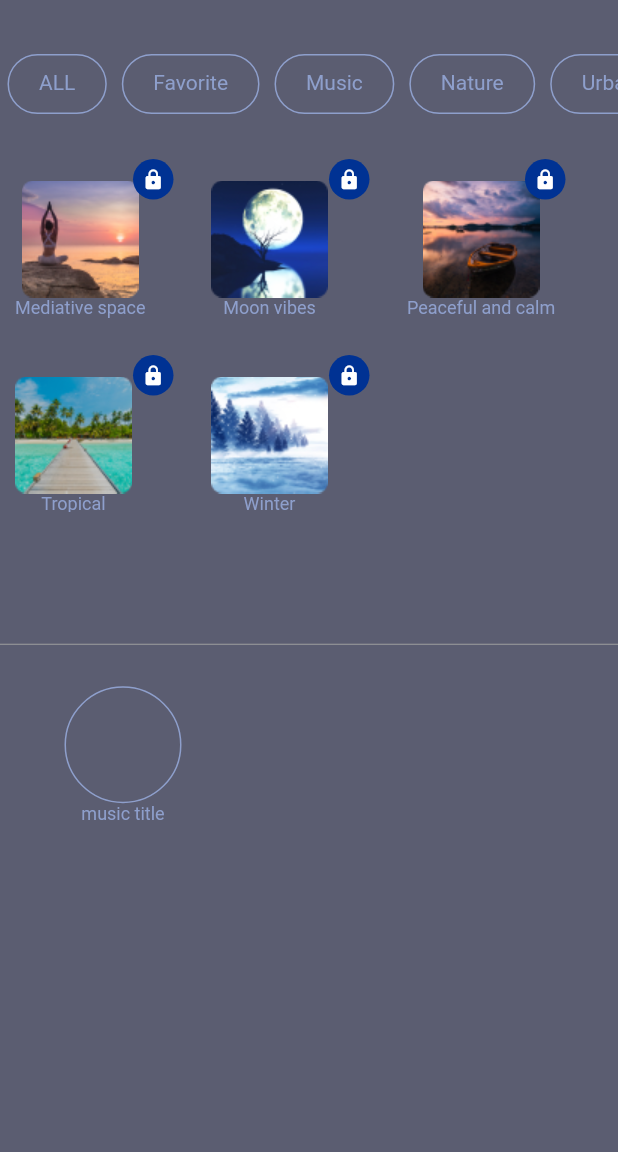
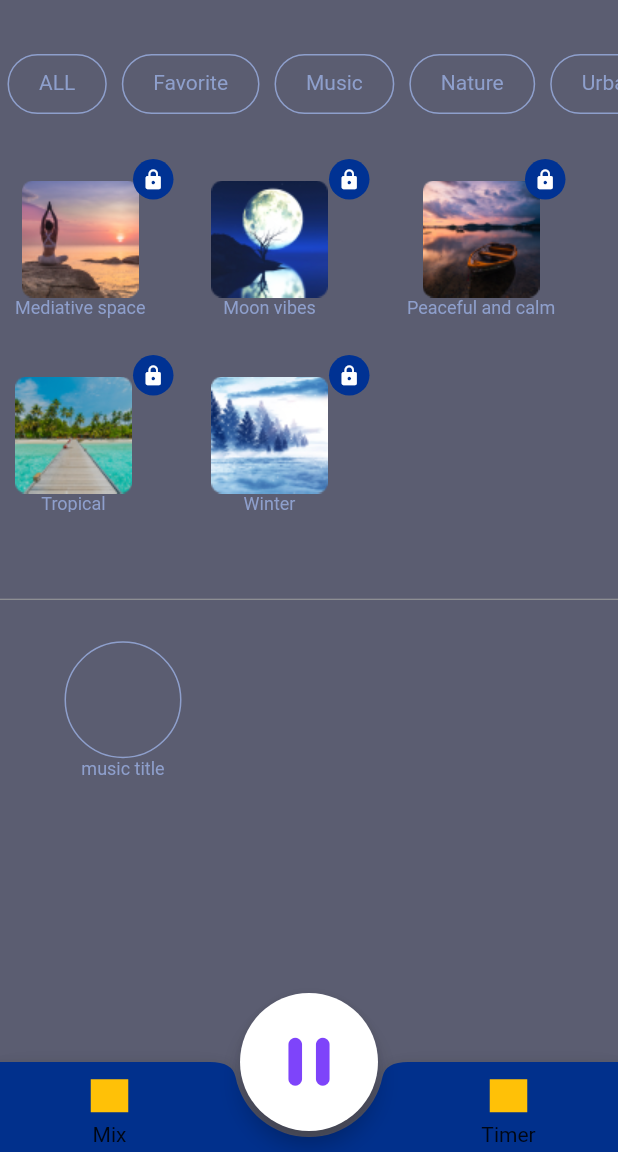
Before and after one commit to bsu-leschik/sleep_app, a Flutter app: the screen it shows after launch, on a phone screen of 412 x 824 dp, the part 84-1236 px from its top. Run offline on Flutter 3.47's test engine with Material 2 defaults, Android fonts, the phone set to English and light mode, and no system bars; our stand-ins replace animated_background, flutter_svg, go_router, smooth_page_indicator, url_strategy.

Commit message:
update nav Bar

```diff
--- a/lib/main.dart
+++ b/lib/main.dart
@@ -1,4 +1,5 @@
 import 'package:flutter/material.dart';
+import 'package:sleep_app/test.dart';
 // import 'package:sleep_app/welcome_widget/animation.dart/animation_on_boarding.dart';
 
 import 'melody_widget/fiveframewidget.dart';
@@ -6,7 +7,7 @@ import 'subscription_widget/sub_widget.dart';
 // import 'onboardingalex.dart';
 
 void main() {
-  runApp(const MyApp());
+  runApp(MyApp());
 }
 
 class MyApp extends StatelessWidget {
--- a/lib/melody_widget/fiveframewidget.dart
+++ b/lib/melody_widget/fiveframewidget.dart
@@ -12,6 +12,7 @@ class MelodyWidget extends StatefulWidget {
 }
 
 class _MelodyWidgetState extends State<MelodyWidget> {
+  bool play = false;
   @override
   Widget build(BuildContext context) {
     return Scaffold(
@@ -69,6 +70,90 @@ class _MelodyWidgetState extends State<MelodyWidget> {
           ],
         ),
       ),
+      bottomNavigationBar: BottomAppBar(
+        color: const Color(0xFF01308C),
+        shape: const CircularNotchedRectangle(),
+        child: Container(
+          height: 60.0,
+          child: Row(
+            mainAxisSize: MainAxisSize.max,
+            mainAxisAlignment: MainAxisAlignment.spaceBetween,
+            children: <Widget>[
+              Container(
+                margin: const EdgeInsets.only(left: 29.0, top: 8),
+                width: 88,
+                height: 55,
+                child: InkWell(
+                  onTap: (() {
+                    print("Mix");
+                    setState(() {
+                      // _navPage.jumpToPage(0);
+                    });
+                  }),
+                  child: Column(
+                    mainAxisAlignment: MainAxisAlignment.spaceAround,
+                    children: [
+                      Container(
+                        width: 25,
+                        height: 22,
+                        color: Colors.amber,
+                      ),
+                      const Text("Mix"),
+                    ],
+                  ),
+                ),
+              ),
+              Container(
+                margin: const EdgeInsets.only(right: 29.0, top: 8),
+                width: 88,
+                height: 55,
+                child: InkWell(
+                  onTap: (() {
+                    print("Mix");
+                    setState(() {
+                      // _navPage.jumpToPage(1);
+                    });
+                  }),
+                  child: Column(
+                    mainAxisAlignment: MainAxisAlignment.spaceAround,
+                    children: [
+                      Container(
+                        width: 25,
+                        height: 22,
+                        color: Colors.amber,
+                      ),
+                      const Text("Timer"),
+                    ],
+                  ),
+                ),
+              ),
+            ],
+          ),
+        ),
+      ),
+      floatingActionButton: Container(
+        height: 92,
+        width: 92,
+        child: FloatingActionButton(
+          backgroundColor: Colors.white,
+          onPressed: () {
+            setState(() {
+              play = !play;
+            });
+          },
+          // onPressed: () => setState(() {
+          //   _count++;
+          //   print('You like Indonesia $_count time(s)');
+
+          // }),
+          child: Icon(
+            size: 55,
+            play ? Icons.play_arrow_rounded : Icons.pause_rounded,
+            color: const Color(0xFF7E44FA),
+          ),
+        ),
+      ),
+      floatingActionButtonLocation: FloatingActionButtonLocation.centerDocked,
     );
   }
 }
```
Also changed, not shown: lib/test.dart (added, +168 -0 lines).
